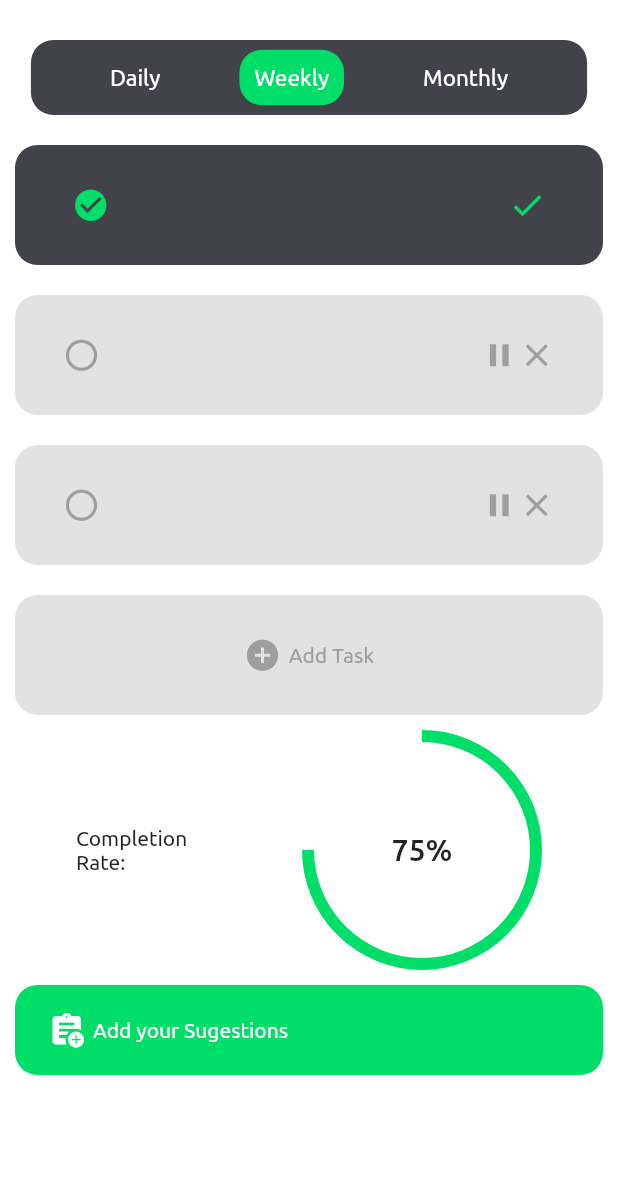
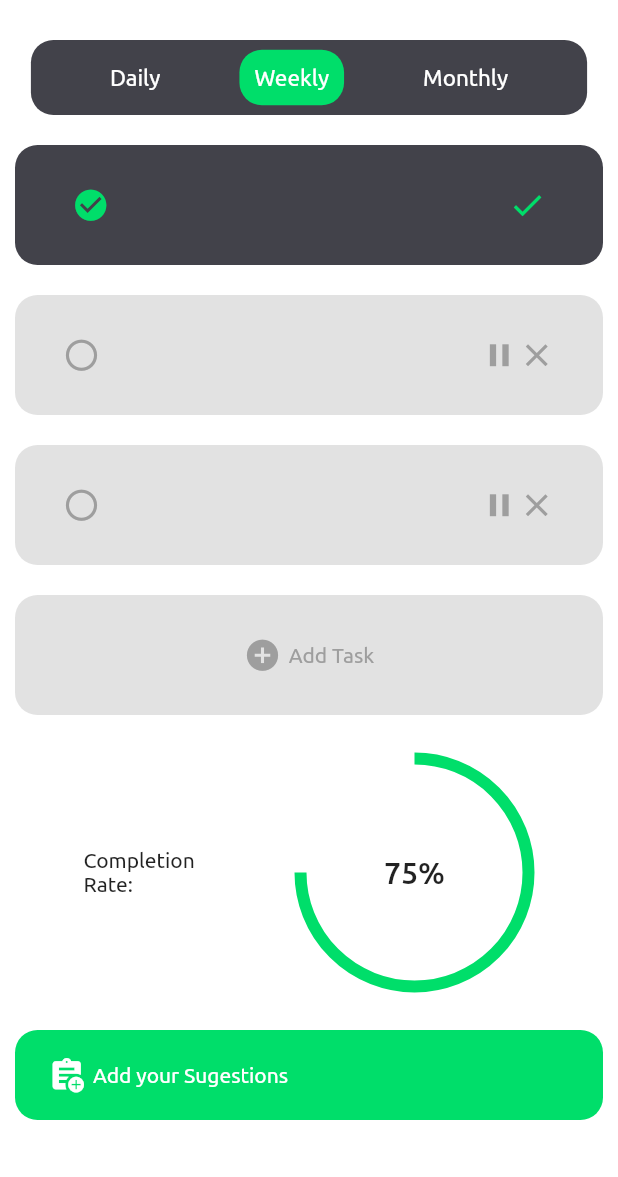
Before and after one commit to HudaOmer/Coepsense_VujaDE, a Flutter app: the TasksPage screen opened directly, on a phone screen of 412 x 824 dp, the part 59-1236 px from its top. Run offline on Flutter 3.47's test engine with Material 2 defaults, Android fonts, the light colour scheme and no system bars; drawn by our look-alikes of percent_indicator; our stand-ins replace fl_chart, flutter_riverpod, shared_preferences; accounts and stored records are empty; project files that could hold a hidden picture were left out.

```diff
--- a/lib/components/task_item.dart
+++ b/lib/components/task_item.dart
@@ -88,8 +88,11 @@ class TaskProgress extends StatelessWidget {
 
   @override
   Widget build(BuildContext context) {
-    return Row(mainAxisAlignment: MainAxisAlignment.spaceEvenly, children: [
-      const SizedBox(width: 100, child: Text('Completion Rate:', maxLines: 2)),
+    return Padding(
+      padding: const EdgeInsets.all(15.0),
+      child: Row(mainAxisAlignment: MainAxisAlignment.spaceEvenly, children: [
+        const SizedBox(
+            width: 100, child: Text('Completion Rate:', maxLines: 2)),
         CircularPercentIndicator(
           radius: 80.0,
           lineWidth: 8.0,
@@ -101,6 +104,7 @@ class TaskProgress extends StatelessWidget {
           progressColor: mainColor,
           backgroundColor: Colors.transparent,
         ),
-    ]);
+      ]),
+    );
   }
 }
```
Lines whose indentation alone changed are shown as unchanged.
